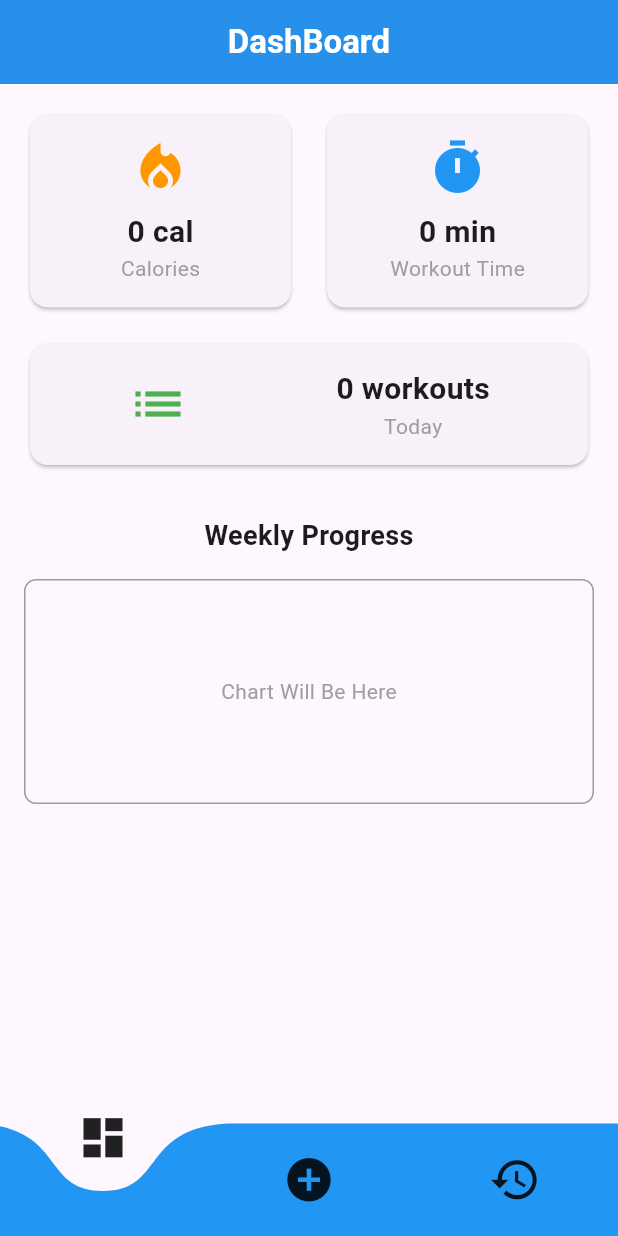
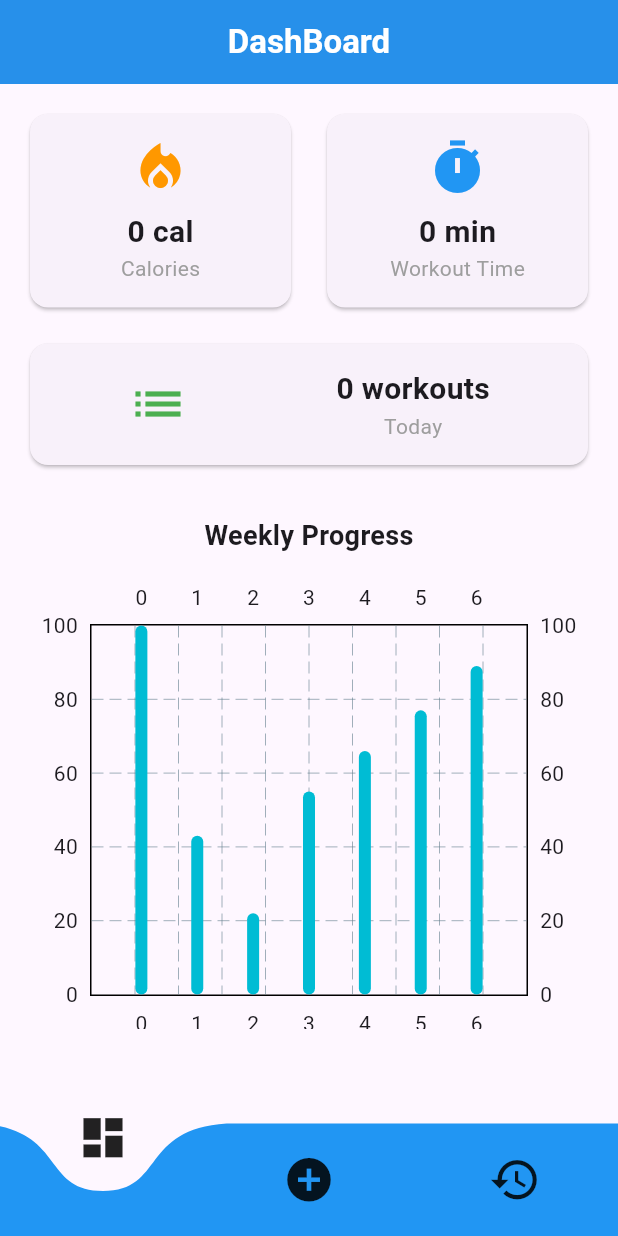
Before and after one commit to Noorullah178632/Apexcify-Technologys_task3, a Flutter app: the screen it shows after launch, on a phone screen of 412 x 824 dp. Run offline on Flutter 3.47's test engine with Material 3 defaults, Android fonts, the phone set to English and light mode, and no system bars; drawn by our look-alikes of curved_navigation_bar, fl_chart; our stand-ins replace cloud_firestore, firebase_core, get; accounts and stored records are empty.

Commit message:
new data

```diff
--- a/lib/dashBoardScreen.dart
+++ b/lib/dashBoardScreen.dart
@@ -1,4 +1,5 @@
 import 'package:cloud_firestore/cloud_firestore.dart';
+import 'package:fl_chart/fl_chart.dart';
 import 'package:flutter/material.dart';
 
 class Dashboardscreen extends StatefulWidget {
@@ -153,15 +154,44 @@ class _DashboardscreenState extends State<Dashboardscreen> {
                 ),
                 SizedBox(height: 16),
                 Container(
-                  height: 150,
-                  decoration: BoxDecoration(
-                    border: Border.all(color: Colors.grey),
-                    borderRadius: BorderRadius.circular(8),
-                  ),
-                  child: Center(
-                    child: Text(
-                      'Chart Will Be Here',
-                      style: TextStyle(color: Colors.grey),
+                  height: 300,
+                  child: BarChart(
+                    BarChartData(
+                      barGroups: [
+                        BarChartGroupData(
+                          x: 0,
+                          barRods: [BarChartRodData(toY: 100)],
+                        ),
+                        BarChartGroupData(
+                          x: 1,
+                          barRods: [BarChartRodData(toY: 43)],
+                        ),
+                        BarChartGroupData(
+                          x: 2,
+                          barRods: [BarChartRodData(toY: 22)],
+                        ),
+                        BarChartGroupData(
+                          x: 3,
+                          barRods: [BarChartRodData(toY: 55)],
+                        ),
+                        BarChartGroupData(
+                          x: 4,
+                          barRods: [BarChartRodData(toY: 66)],
+                        ),
+                        BarChartGroupData(
+                          x: 5,
+                          barRods: [BarChartRodData(toY: 77)],
+                        ),
+                        BarChartGroupData(
+                          x: 6,
+                          barRods: [BarChartRodData(toY: 89)],
+                        ),
+                      ],
+                      titlesData: FlTitlesData(
+                        bottomTitles: AxisTitles(
+                          sideTitles: SideTitles(showTitles: true),
+                        ),
+                      ),
                     ),
                   ),
                 ),
--- a/pubspec.yaml
+++ b/pubspec.yaml
@@ -39,6 +39,7 @@ dependencies:
   firebase_core: ^4.0.0
   cloud_firestore: ^6.0.0
   get: ^4.7.2
+  fl_chart: ^1.0.0
 
 
 
```
Also changed, not shown: pubspec.lock.
